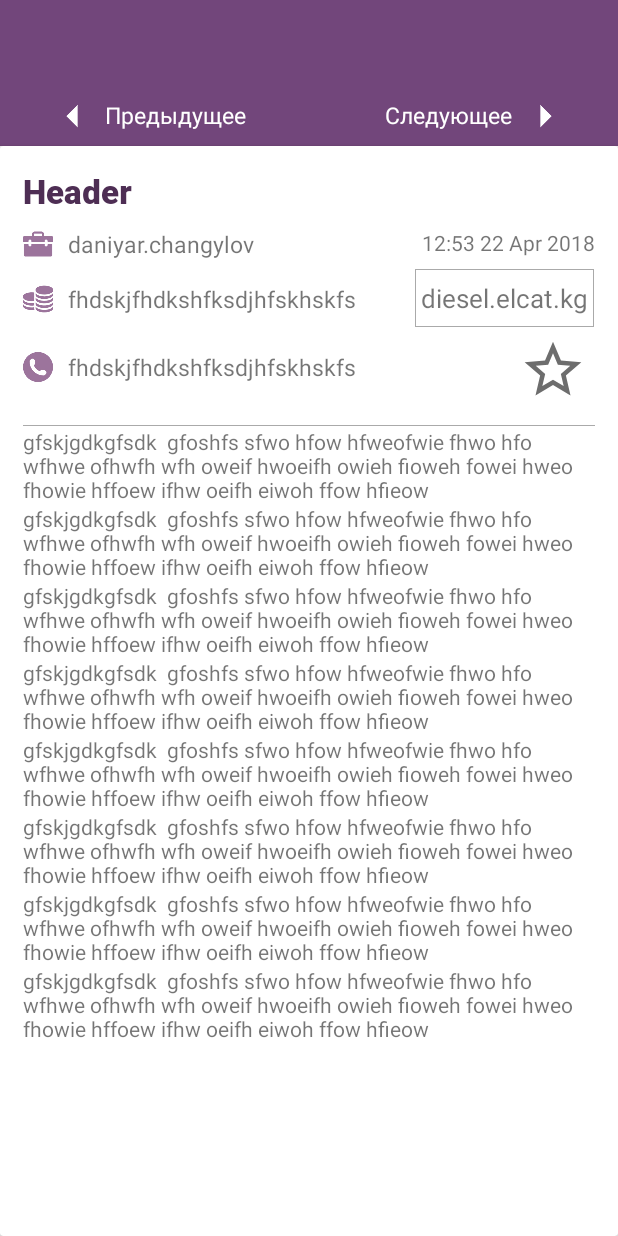
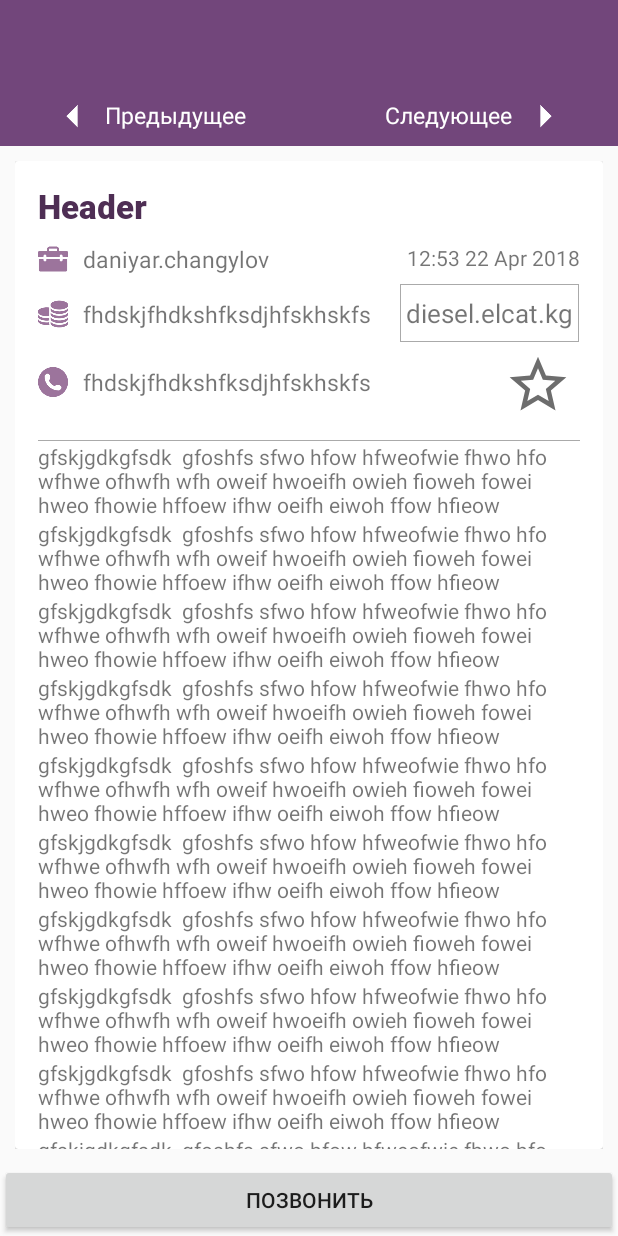
Before and after one commit to Daniyar111/VacanciesMobile, an Android app: the layout activity_details.xml on its own in the app's theme, with its tools: preview values and no code run, on a phone screen of 412 x 824 dp. Run offline under Robolectric (Android 15) with nearby library versions, the phone set to English and light mode, and no system bars.

Commit message:
button call modified added

```diff
--- a/app/src/main/java/com/example/saint/aukg/ui/vacancies/MainVacanciesAdapter.java
+++ b/app/src/main/java/com/example/saint/aukg/ui/vacancies/MainVacanciesAdapter.java
@@ -46,7 +46,7 @@ public class MainVacanciesAdapter extends RecyclerView.Adapter<MainVacanciesAdap
         private TextView textViewCard;
         public ViewHolder(View view) {
             super(view);
-            textViewCard = view.findViewById(R.id.textViewCard);
+//            textViewCard = view.findViewById(R.id.textViewCard);
         }
     }
 }
--- /dev/null
+++ b/app/src/main/res/drawable/button_call_normal.xml
@@ -0,0 +1,6 @@
+<?xml version="1.0" encoding="utf-8"?>
+<shape xmlns:android="http://schemas.android.com/apk/res/android"
+    android:shape="rectangle">
+
+    <solid android:color="@color/colorOrange"/>
+</shape>
--- /dev/null
+++ b/app/src/main/res/drawable/button_call_pressed.xml
@@ -0,0 +1,6 @@
+<?xml version="1.0" encoding="utf-8"?>
+<shape xmlns:android="http://schemas.android.com/apk/res/android"
+     android:shape="rectangle">
+
+    <solid android:color="@color/colorOrangeDark"/>
+</shape>
--- a/app/src/main/res/layout/activity_details.xml
+++ b/app/src/main/res/layout/activity_details.xml
@@ -62,10 +62,13 @@
         </LinearLayout>
     </LinearLayout>
 
-    <include layout="@layout/scrolling_details"/>
+    <include layout="@layout/scrolling_details"
+        android:layout_height="wrap_content"
+        android:layout_width="match_parent"
+        android:layout_weight="1"/>
 
     <Button
         android:layout_width="match_parent"
         android:layout_height="wrap_content"
-        android:text="@string/call"/>
+        android:text="@string/call" />
 </LinearLayout>
--- a/app/src/main/res/layout/scrolling_details.xml
+++ b/app/src/main/res/layout/scrolling_details.xml
@@ -1,12 +1,17 @@
 <?xml version="1.0" encoding="utf-8"?>
-<android.support.v7.widget.CardView
+<LinearLayout
+    android:layout_width="match_parent"
+    android:layout_height="wrap_content"
     xmlns:android="http://schemas.android.com/apk/res/android"
     xmlns:app="http://schemas.android.com/apk/res-auto"
     xmlns:tools="http://schemas.android.com/tools"
+    tools:context="com.example.saint.aukg.ui.details.DetailsActivity"
+    tools:showIn="@layout/activity_details"
+    android:orientation="vertical"
+    android:padding="10sp">
+    <android.support.v7.widget.CardView
         android:layout_width="match_parent"
-    android:layout_height="match_parent"
-    tools:context="com.example.saint.aukg.ui.details.DetailsActivity"
-    tools:showIn="@layout/activity_details">
+        android:layout_height="wrap_content">
 
         <android.support.v4.widget.NestedScrollView
             android:layout_width="match_parent"
@@ -168,6 +173,28 @@
                     android:layout_height="wrap_content"
                     android:text="gfskjgdkgfsdk  gfoshfs sfwo hfow hfweofwie fhwo hfo wfhwe ofhwfh wfh oweif hwoeifh owieh fioweh fowei hweo fhowie hffoew ifhw oeifh eiwoh ffow hfieow "/>
 
+                <TextView
+                    android:layout_width="match_parent"
+                    android:layout_height="wrap_content"
+                    android:text="gfskjgdkgfsdk  gfoshfs sfwo hfow hfweofwie fhwo hfo wfhwe ofhwfh wfh oweif hwoeifh owieh fioweh fowei hweo fhowie hffoew ifhw oeifh eiwoh ffow hfieow "/>
+                <TextView
+                    android:layout_width="match_parent"
+                    android:layout_height="wrap_content"
+                    android:text="gfskjgdkgfsdk  gfoshfs sfwo hfow hfweofwie fhwo hfo wfhwe ofhwfh wfh oweif hwoeifh owieh fioweh fowei hweo fhowie hffoew ifhw oeifh eiwoh ffow hfieow "/>
+                <TextView
+                    android:layout_width="match_parent"
+                    android:layout_height="wrap_content"
+                    android:text="gfskjgdkgfsdk  gfoshfs sfwo hfow hfweofwie fhwo hfo wfhwe ofhwfh wfh oweif hwoeifh owieh fioweh fowei hweo fhowie hffoew ifhw oeifh eiwoh ffow hfieow "/>
+                <TextView
+                    android:layout_width="match_parent"
+                    android:layout_height="wrap_content"
+                    android:text="gfskjgdkgfsdk  gfoshfs sfwo hfow hfweofwie fhwo hfo wfhwe ofhwfh wfh oweif hwoeifh owieh fioweh fowei hweo fhowie hffoew ifhw oeifh eiwoh ffow hfieow "/>
+                <TextView
+                    android:layout_width="match_parent"
+                    android:layout_height="wrap_content"
+                    android:text="gfskjgdkgfsdk  gfoshfs sfwo hfow hfweofwie fhwo hfo wfhwe ofhwfh wfh oweif hwoeifh owieh fioweh fowei hweo fhowie hffoew ifhw oeifh eiwoh ffow hfieow "/>
+
             </LinearLayout>
         </android.support.v4.widget.NestedScrollView>
     </android.support.v7.widget.CardView>
+</LinearLayout>
--- a/app/src/main/res/values/colors.xml
+++ b/app/src/main/res/values/colors.xml
@@ -7,6 +7,7 @@
     <color name="colorPurple">#4E2E54</color>
     <color name="colorPurpleLight">#72467B</color>
     <color name="colorOrange">#FFA500</color>
+    <color name="colorOrangeDark">#7b5104</color>
     <color name="colorDarkGrey">#6D6D6D</color>
     <color name="colorLightGrey">#E2E2E2</color>
     <color name="colorTransparent">#00ffffff</color>
```
Also changed, not shown: app/src/main/AndroidManifest.xml (+4 -4 lines), app/src/main/res/drawable/button_call.xml (added, +8 -0 lines). Lines whose indentation alone changed are shown as unchanged.
